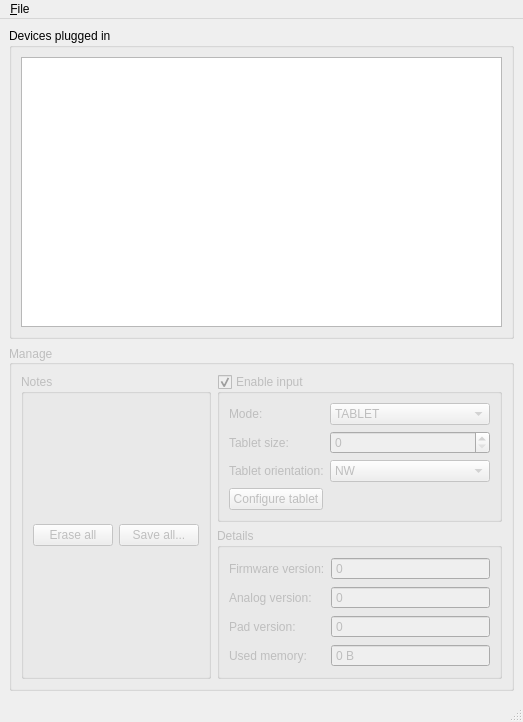
tuomasjjrasanen/m210, file m210c-qt/ui/mainwindow.ui: the form before one commit.
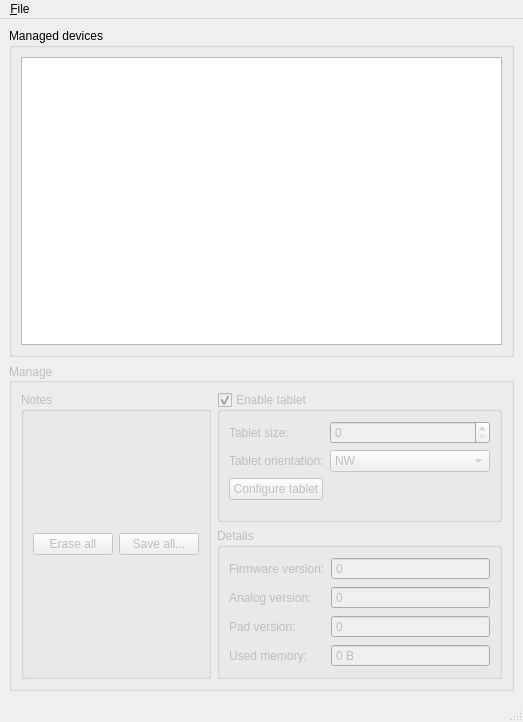
The form after the commit.

Commit message:
Removed mode-change capability.
Kernel (probably generic hiddriver) manages the device already in
tablet mode. The position sensing in mouse mode is quite noisy, I'm
not sure if it is needed at all. Tablet mode already works and
dual-mode capability might be a bit confusing for users.

The mode-change command is implemented in m210.pegatech.M210, but it
is hidden from user interface for now.

```diff
--- a/m210c-qt/ui/mainwindow.ui
+++ b/m210c-qt/ui/mainwindow.ui
@@ -18,7 +18,7 @@
     <item>
      <widget class="QGroupBox" name="groupBox_5">
       <property name="title">
-       <string>Devices plugged in</string>
+       <string>Managed devices</string>
       </property>
       <layout class="QVBoxLayout" name="verticalLayout_2">
        <item>
@@ -100,7 +100,7 @@
               </sizepolicy>
              </property>
              <property name="title">
-              <string>Enable input</string>
+              <string>Enable tablet</string>
              </property>
              <property name="checkable">
               <bool>true</bool>
@@ -109,31 +109,10 @@
               <bool>true</bool>
              </property>
              <layout class="QFormLayout" name="formLayout_2">
+              <property name="fieldGrowthPolicy">
+               <enum>QFormLayout::AllNonFixedFieldsGrow</enum>
+              </property>
               <item row="0" column="0">
-               <widget class="QLabel" name="label_4">
-                <property name="text">
-                 <string>Mode:</string>
-                </property>
-                <property name="buddy">
-                 <cstring>comboBoxMode</cstring>
-                </property>
-               </widget>
-              </item>
-              <item row="0" column="1">
-               <widget class="QComboBox" name="comboBoxMode">
-                <item>
-                 <property name="text">
-                  <string>TABLET</string>
-                 </property>
-                </item>
-                <item>
-                 <property name="text">
-                  <string>MOUSE</string>
-                 </property>
-                </item>
-               </widget>
-              </item>
-              <item row="1" column="0">
                <widget class="QLabel" name="labelSize">
                 <property name="text">
                  <string>Tablet size:</string>
@@ -143,7 +122,7 @@
                 </property>
                </widget>
               </item>
-              <item row="1" column="1">
+              <item row="0" column="1">
                <widget class="QSpinBox" name="spinBoxSize">
                 <property name="minimum">
                  <number>0</number>
@@ -153,7 +132,7 @@
                 </property>
                </widget>
               </item>
-              <item row="2" column="0">
+              <item row="1" column="0">
                <widget class="QLabel" name="labelOrientation">
                 <property name="text">
                  <string>Tablet orientation:</string>
@@ -163,7 +142,7 @@
                 </property>
                </widget>
               </item>
-              <item row="2" column="1">
+              <item row="1" column="1">
                <widget class="QComboBox" name="comboBoxOrientation">
                 <item>
                  <property name="text">
@@ -182,7 +161,7 @@
                 </item>
                </widget>
               </item>
-              <item row="3" column="0">
+              <item row="2" column="0">
                <widget class="QPushButton" name="pushButtonConfigureTablet">
                 <property name="text">
                  <string>Configure tablet</string>
```
The commit also changes 3 other files.
